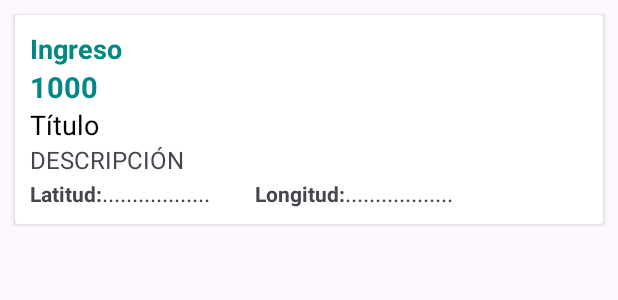
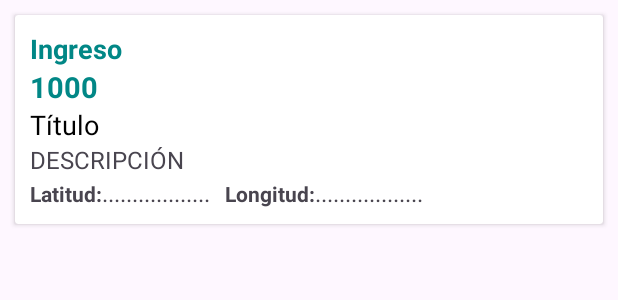
Before and after one commit to gabriellescano5/AventurAPP, an Android app: the layout item_recycler.xml on its own in the app's theme, with its tools: preview values and no code run, on a phone screen of 412 x 824 dp. Shown: the top 300 px of the screen. Run offline under Robolectric (Android 15) with nearby library versions, the phone set to English and light mode, and no system bars.

Commit message:
Agregado Geolocalización

```diff
--- a/app/src/main/res/layout/item_recycler.xml
+++ b/app/src/main/res/layout/item_recycler.xml
@@ -59,7 +59,7 @@
                 android:layout_width="match_parent"
                 android:layout_height="wrap_content"/>
             <TextView
-                android:layout_marginStart="30dp"
+                android:layout_marginStart="10dp"
                 android:textStyle="bold"
                 android:text="@string/Longitud"
                 android:layout_width="wrap_content"
```
